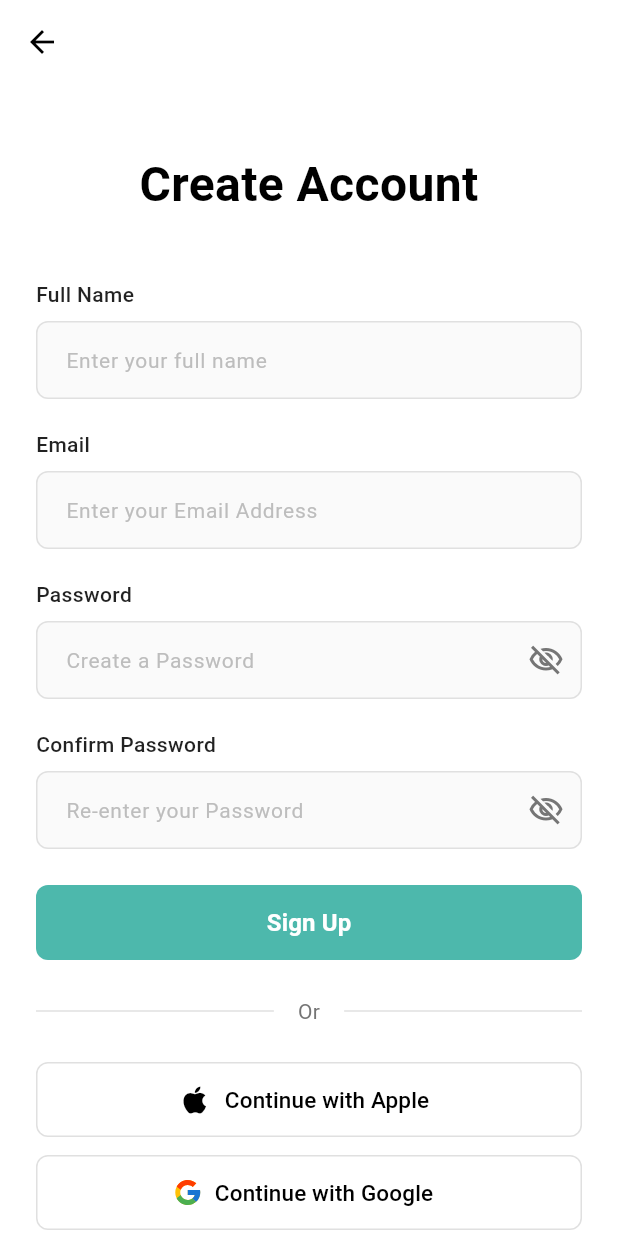
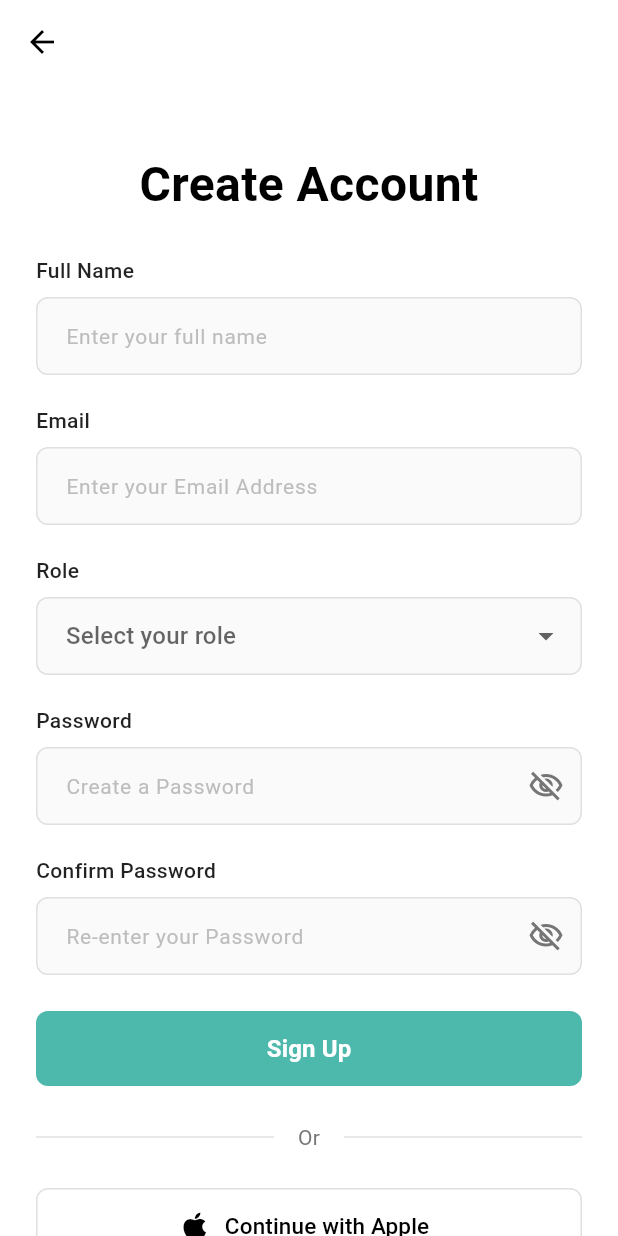
Before and after one commit to Imashi-wimalasekera/MedTrack-App, a Flutter app: the SignupPage screen opened directly, on a phone screen of 412 x 824 dp. Run offline on Flutter 3.47's test engine with Material 3 defaults, Android fonts, the phone set to English and light mode, and no system bars; our stand-ins replace firebase_auth, firebase_core, flutter_svg, google_sign_in, sign_in_with_apple; accounts and stored records are empty.

Commit message:
update the signup page

```diff
--- a/frontend/lib/pages/signup_page.dart
+++ b/frontend/lib/pages/signup_page.dart
@@ -21,6 +21,8 @@ class _SignupPageState extends State<SignupPage> {
   final _emailController = TextEditingController();
   final _passwordController = TextEditingController();
   final _confirmPasswordController = TextEditingController();
+  final List<String> _roles = ['Caregiver', 'User'];
+  String? _selectedRole;
   bool _isPasswordVisible = false;
   bool _isConfirmPasswordVisible = false;
   bool _isLoading = false;
@@ -251,7 +253,7 @@ class _SignupPageState extends State<SignupPage> {
                   ),
                   textAlign: TextAlign.center,
                 ),
-                const SizedBox(height: 40),
+                const SizedBox(height: 24),
 
                 // Name Field
                 const Text(
@@ -337,6 +339,65 @@ class _SignupPageState extends State<SignupPage> {
                     }
                     if (!value.contains('@')) {
                       return 'Please enter a valid email';
+                    }
+                    return null;
+                  },
+                ),
+                const SizedBox(height: 20),
+
+                // Role Field
+                const Text(
+                  'Role',
+                  style: TextStyle(
+                    fontSize: 14,
+                    fontWeight: FontWeight.w500,
+                    color: Colors.black87,
+                  ),
+                ),
+                const SizedBox(height: 8),
+                DropdownButtonFormField<String>(
+                  value: _selectedRole,
+                  items: _roles
+                      .map(
+                        (role) => DropdownMenuItem<String>(
+                          value: role,
+                          child: Text(
+                            role,
+                            style: const TextStyle(fontSize: 14),
+                          ),
+                        ),
+                      )
+                      .toList(),
+                  onChanged: (value) {
+                    setState(() {
+                      _selectedRole = value;
+                    });
+                  },
+                  decoration: InputDecoration(
+                    hintText: 'Select your role',
+                    hintStyle: TextStyle(color: Colors.grey[400], fontSize: 14),
+                    filled: true,
+                    fillColor: Colors.grey[50],
+                    border: OutlineInputBorder(
+                      borderRadius: BorderRadius.circular(8),
+                      borderSide: BorderSide(color: Colors.grey[300]!),
+                    ),
+                    enabledBorder: OutlineInputBorder(
+                      borderRadius: BorderRadius.circular(8),
+                      borderSide: BorderSide(color: Colors.grey[300]!),
+                    ),
+                    focusedBorder: OutlineInputBorder(
+                      borderRadius: BorderRadius.circular(8),
+                      borderSide: const BorderSide(color: Color(0xFF4DB8AC)),
+                    ),
+                    contentPadding: const EdgeInsets.symmetric(
+                      horizontal: 16,
+                      vertical: 14,
+                    ),
+                  ),
+                  validator: (value) {
+                    if (value == null || value.isEmpty) {
+                      return 'Please select your role';
                     }
                     return null;
                   },
```
Also changed, not shown: frontend/lib/pages/forgot_password_page.dart (+2 -64 lines).
